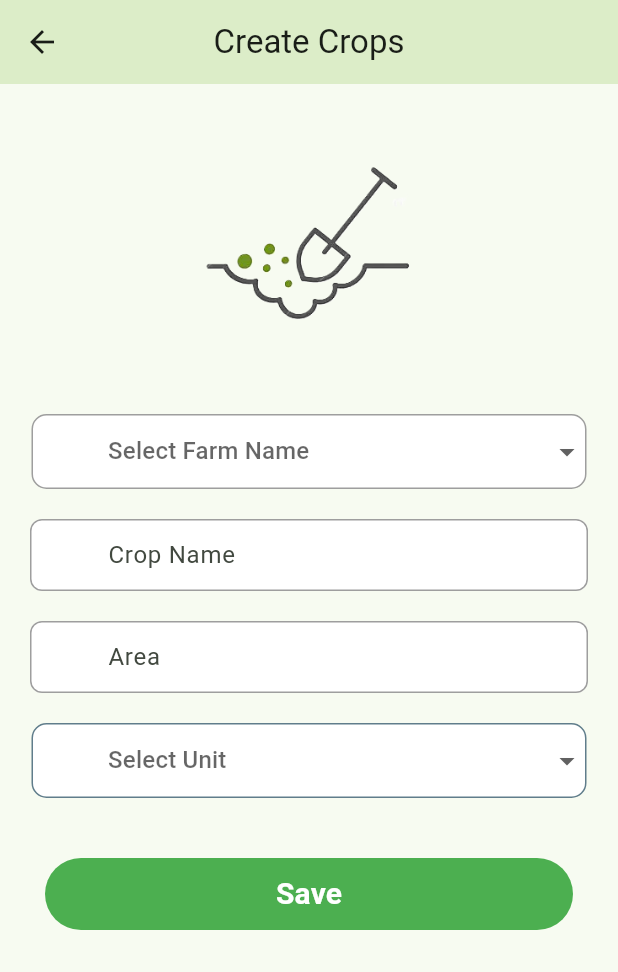
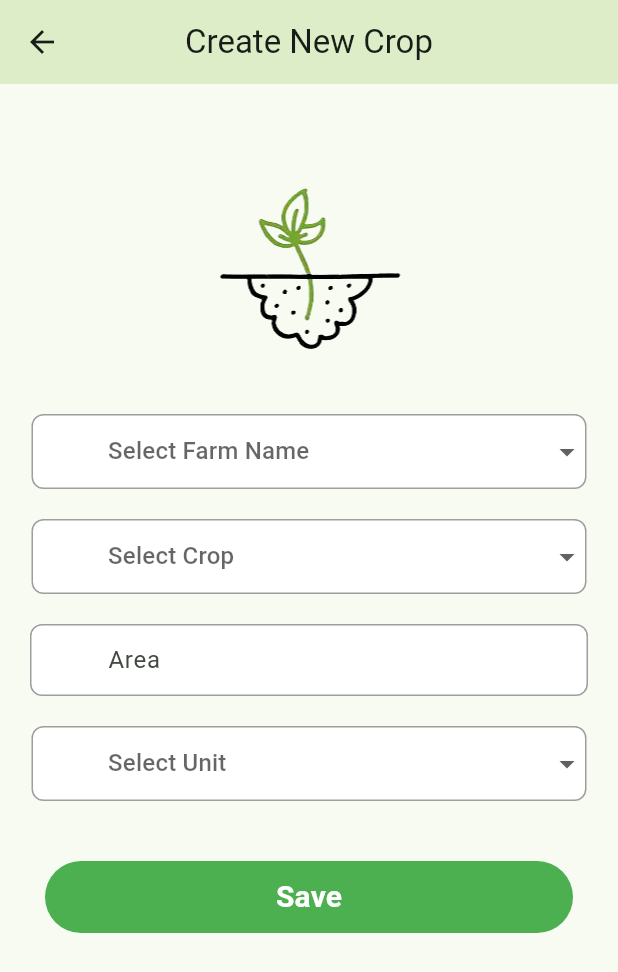
Before and after one commit to ShriHerwade/sheti_next, a Flutter app: the CreateCrop screen opened directly, on a phone screen of 412 x 824 dp. Shown: the top 972 px of the screen. Run offline on Flutter 3.47's test engine with Material 2 defaults, Android fonts, the phone set to English and light mode, and no system bars; our stand-ins replace google_nav_bar, introduction_screen, shared_preferences, sqflite, toast; accounts and stored records are empty.

Commit message:
minor correction done

```diff
--- a/lib/zebra/common/widgets/NxTextFormField.dart
+++ b/lib/zebra/common/widgets/NxTextFormField.dart
@@ -44,13 +44,13 @@ class NxTextFormField extends StatelessWidget {
                 borderSide: BorderSide(width:1,color: Colors.grey)),
             focusedBorder: OutlineInputBorder(
                 borderRadius: BorderRadius.all(Radius.circular(8.0)),
-                borderSide: BorderSide(width: 2,color: Colors.lightGreen.shade400)),
+                borderSide: BorderSide(width: 1,color: Colors.lightGreen.shade400)),
             disabledBorder: OutlineInputBorder(
                 borderRadius: BorderRadius.all(Radius.circular(8.0)),
-                borderSide: BorderSide(width: 3,color: Colors.grey,)),
+                borderSide: BorderSide(width: 1,color: Colors.grey,)),
             errorBorder: OutlineInputBorder(
                 borderRadius: BorderRadius.all(Radius.circular(10.0)),
-                borderSide: BorderSide(color: Colors.grey)),
+                borderSide: BorderSide(width: 1,color: Colors.grey)),
             prefixIcon: Icon(icon),
             hintText: hintName,
             // labelText: hintName,
--- a/lib/zebra/screen/farming/CreateCropScreen.dart
+++ b/lib/zebra/screen/farming/CreateCropScreen.dart
@@ -15,12 +15,12 @@ class _CreateCropState extends State<CreateCrop> {
   final _concropName = TextEditingController();
 
   final _confarmArea = TextEditingController();
-  final _farmType = ["Owned", "Leased", "Joint Venture"];
+  final _cropNames = ["Sugarcane - 80032", "Sugarcane - 80011", "Jwari - Shalu"];
   final _unit = ["Acre", "Hectare"];
 
-
+  String? selectedFarm;
   String? selectedUnit;
-  String? selectedType;
+  String? selectedCrop;
   DbHelper? dbHelper;
 
   @override
@@ -34,7 +34,7 @@ class _CreateCropState extends State<CreateCrop> {
     return Scaffold(
       appBar: AppBar(
         centerTitle: true,
-        title: Text("Create Crops"),
+        title: Text("Create New Crop"),
       ),
       body:  Form(
 
@@ -52,7 +52,7 @@ class _CreateCropState extends State<CreateCrop> {
                       children: [
                         const SizedBox(height: 50),
                         Image.asset(
-                          "assets/images/top_create-farm-1.png",
+                          "assets/images/top_create-crop-1.png",
                           height: 150,
                           width: 150,
                         ),
@@ -63,20 +63,20 @@ class _CreateCropState extends State<CreateCrop> {
                   Container(
                     width: 370,
                     decoration: BoxDecoration(
-                      borderRadius: BorderRadius.all(Radius.circular(10.0)),
+                      borderRadius: BorderRadius.all(Radius.circular(8.0)),
                       border: Border.all(color: Colors.grey),
                       color: Colors.white,
                     ),
                     child: DropdownButtonHideUnderline(
                       child: DropdownButton<String>(
-                        value: selectedUnit,
+                        value: selectedFarm,
                         hint: Padding(
                           padding: const EdgeInsets.symmetric(horizontal: 50.0),
                           child: Text('Select Farm Name'),
                         ),
                         onChanged: (String? farmName) {
                           setState(() {
-                            selectedUnit = farmName;
+                            selectedFarm = farmName;
                             if (farmName != null) {
                               print('Selected Farm: $farmName');
                             }
@@ -95,10 +95,39 @@ class _CreateCropState extends State<CreateCrop> {
                     ),
                   ),
                   SizedBox(height: 20.0),
-                  NxTextFormField(
-                    controller: _concropName,
-                    hintName: "Crop Name",
-                    inputType: TextInputType.name,
+                  Container(
+                    width: 370,
+                    decoration: BoxDecoration(
+                      borderRadius: BorderRadius.all(Radius.circular(8.0)),
+                      border: Border.all(color: Colors.grey),
+                      color: Colors.white,
+                    ),
+                    child: DropdownButtonHideUnderline(
+                      child: DropdownButton<String>(
+                        value: selectedCrop,
+                        hint: Padding(
+                          padding: const EdgeInsets.symmetric(horizontal: 50.0),
+                          child: Text('Select Crop'),
+                        ),
+                        onChanged: (String? cropName) {
+                          setState(() {
+                            selectedCrop = cropName;
+                            if (cropName != null) {
+                              print('Selected Crop: $cropName');
+                            }
+                          });
+                        },
+                        items: _cropNames.map((String farm) {
+                          return DropdownMenuItem<String>(
+                            value: farm,
+                            child: Padding(
+                              padding: const EdgeInsets.symmetric(horizontal: 50.0),
+                              child: Text(farm),
+                            ),
+                          );
+                        }).toList(),
+                      ),
+                    ),
                   ),
                   SizedBox(height: 20.0 ),
                   NxTextFormField(
@@ -110,26 +139,26 @@ class _CreateCropState extends State<CreateCrop> {
                   Container(
                     width: 370,
                     decoration: BoxDecoration(
-                      borderRadius: BorderRadius.all(Radius.circular(10.0)),
-                      border: Border.all(color: Colors.blueGrey),
+                      borderRadius: BorderRadius.all(Radius.circular(8.0)),
+                      border: Border.all(color: Colors.grey),
                       color: Colors.white,
                     ),
                     child: DropdownButtonHideUnderline(
                       child: DropdownButton<String>(
-                        value: selectedType,
+                        value: selectedUnit,
                         hint: Padding(
                           padding: const EdgeInsets.symmetric(horizontal: 50.0),
                           child: Text('Select Unit'),
                         ),
                         onChanged: (String? unit) {
                           setState(() {
-                            selectedType = unit;
+                            selectedUnit = unit;
                             if (unit != null) {
                               print('Selected Unit: $unit');
                             }
                           });
                         },
-                        items: _farmType.map((String type) {
+                        items: _unit.map((String type) {
                           return DropdownMenuItem<String>(
                             value: type,
                             child: Padding(
--- a/lib/zebra/screen/farming/CreateFarmScreen.dart
+++ b/lib/zebra/screen/farming/CreateFarmScreen.dart
@@ -83,7 +83,7 @@ class _CreateFarmsState extends State<CreateFarms> {
                   Container(
                     width: 370,
                     decoration: BoxDecoration(
-                      borderRadius: BorderRadius.all(Radius.circular(10.0)),
+                      borderRadius: BorderRadius.all(Radius.circular(8.0)),
                       border: Border.all(color: Colors.grey),
                       color: Colors.white,
                     ),
@@ -118,8 +118,8 @@ class _CreateFarmsState extends State<CreateFarms> {
                   Container(
                     width: 370,
                     decoration: BoxDecoration(
-                      borderRadius: BorderRadius.all(Radius.circular(10.0)),
-                      border: Border.all(color: Colors.blueGrey),
+                      borderRadius: BorderRadius.all(Radius.circular(8.0)),
+                      border: Border.all(color: Colors.grey),
                       color: Colors.white,
                     ),
                     child: DropdownButtonHideUnderline(
```
